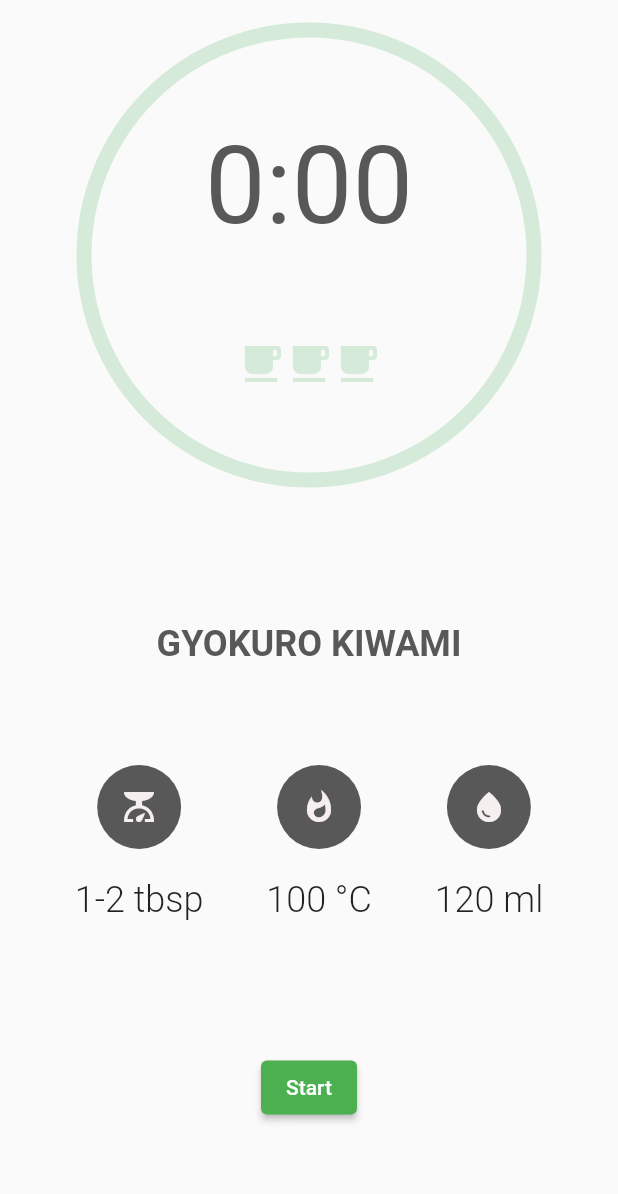
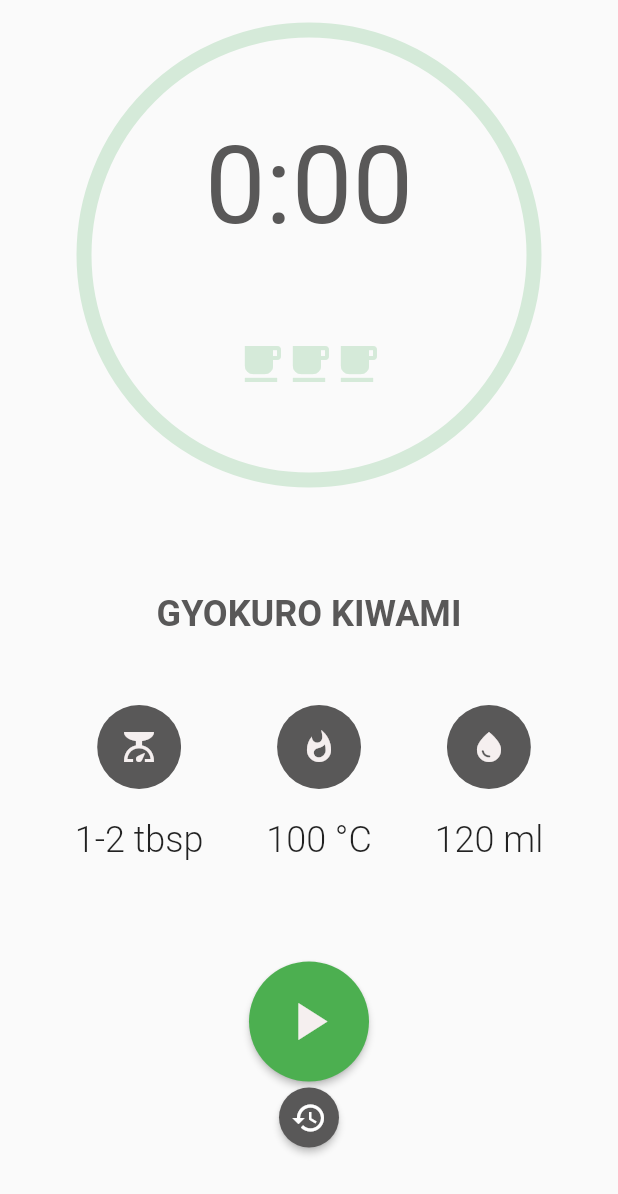
Before and after one commit to igorskh/tea_brew, a Flutter app: the DetailsPage screen opened directly with empty values, after a tap on "Brew", on a phone screen of 412 x 824 dp. Shown: the top 1194 px of the screen. Run offline on Flutter 3.47's test engine with Material 2 defaults, Android fonts, the phone set to English and light mode, and no system bars; our stand-ins replace bloc, flutter_bloc, flutter_svg, graphql; missing offline and left inert: gql; generated files the repository leaves out were written again; network calls fail.

Commit message:
implement timer animation

```diff
--- a/app/lib/core/timer/bloc/timer_event.dart
+++ b/app/lib/core/timer/bloc/timer_event.dart
@@ -20,6 +20,6 @@ class TimerReset extends TimerEvent {
 }
 
 class TimerTick extends TimerEvent {
-  final int progress;
-  const TimerTick({required this.progress});
+  final int remaining;
+  const TimerTick({required this.remaining});
 }
--- a/app/lib/core/timer/bloc/timer_state.dart
+++ b/app/lib/core/timer/bloc/timer_state.dart
@@ -2,24 +2,28 @@ part of 'timer_bloc.dart';
 
 class TimerState {
   final int duration;
-  final int progress;
+  final int remaining;
   final int lap;
 
-  const TimerState({required this.duration, this.progress = 0, this.lap = 0});
+  const TimerState({this.duration = 0, this.remaining = 0, this.lap = 0});
 }
 
 class TimerStopped extends TimerState {
-  TimerStopped({required super.duration, super.progress, super.lap});
+  TimerStopped({super.duration, super.remaining, super.lap});
 }
 
 class TimerStarted extends TimerState {
-  TimerStarted({required super.duration, super.progress, super.lap});
+  TimerStarted({super.duration, super.remaining, super.lap});
+}
+
+class TimerProgressed extends TimerState {
+  TimerProgressed({super.duration, super.remaining, super.lap});
 }
 
 class TimerPaused extends TimerState {
-  TimerPaused({required super.duration, super.progress, super.lap});
+  TimerPaused({super.duration, super.remaining, super.lap});
 }
 
 class TimerCompleted extends TimerState {
-  TimerCompleted({required super.duration, super.progress, super.lap});
+  TimerCompleted({super.duration, super.remaining, super.lap});
 }
--- a/app/lib/pages/timer/timer_circle_view.dart
+++ b/app/lib/pages/timer/timer_circle_view.dart
@@ -1,4 +1,7 @@
+import 'dart:async';
+
 import 'package:flutter/material.dart';
+import 'package:flutter_bloc/flutter_bloc.dart';
 import 'package:tea_brew/core/timer/bloc/timer_bloc.dart';
 import 'package:tea_brew/styles/colors.dart';
 import 'dart:math' as math;
@@ -6,13 +9,70 @@ import 'dart:math' as math;
 import 'custom_timer_painter.dart';
 import 'steep_count_row.dart';
 
-class TimerCircleView extends StatelessWidget {
+class TimerCircleView extends StatefulWidget {
   const TimerCircleView({Key? key, required this.timerState}) : super(key: key);
 
   final TimerState timerState;
 
-  String _timerString(int progress) {
-    Duration duration = Duration(seconds: progress);
+  @override
+  State<TimerCircleView> createState() => _TimerCircleViewState();
+}
+
+class _TimerCircleViewState extends State<TimerCircleView>
+    with SingleTickerProviderStateMixin {
+  late AnimationController _animationController;
+  late StreamSubscription<TimerState> _timerStateController;
+
+  @override
+  void initState() {
+    super.initState();
+
+    _animationController = AnimationController(
+      vsync: this,
+      duration: const Duration(milliseconds: 500),
+    );
+
+    TimerState state = BlocProvider.of<TimerBloc>(context).state;
+    setState(() {
+      Future.delayed(const Duration(milliseconds: 1), () {
+        if (state is TimerProgressed) {
+          _animationController.duration = Duration(seconds: state.duration);
+          _animationController.reverse(from: state.remaining / state.duration);
+        } else {
+          _animationController.animateTo(state.remaining / state.duration);
+        }
+      });
+    });
+
+    _animationController.value = 1.0;
+    _timerStateController =
+        BlocProvider.of<TimerBloc>(context).stream.listen((state) {
+      switch (state.runtimeType) {
+        case TimerStarted:
+          _animationController.duration = Duration(seconds: state.duration);
+          _animationController.reverse(from: state.remaining / state.duration);
+          return;
+        case TimerCompleted:
+          _animationController.animateTo(0.0);
+          return;
+        case TimerStopped:
+        case TimerPaused:
+          _animationController.stop();
+          return;
+      }
+    });
+    // _animationController.
+  }
+
+  @override
+  void dispose() {
+    _timerStateController.cancel();
+    _animationController.dispose();
+    super.dispose();
+  }
+
+  String _timerString(int remaining) {
+    Duration duration = Duration(seconds: remaining);
     return '${duration.inMinutes}:${(duration.inSeconds % 60).toString().padLeft(2, '0')}';
   }
 
@@ -27,13 +87,16 @@ class TimerCircleView extends StatelessWidget {
         Positioned(
           width: maxSize,
           height: maxSize,
-          child: CustomPaint(
-            painter: CustomTimerPainter(
-              progressValue: timerState.progress / timerState.duration,
-              backgroundColor: backgroundAccentColor,
-              color: themeData.indicatorColor,
-            ),
-          ),
+          child: AnimatedBuilder(
+              animation: _animationController,
+              builder: (context, child) {
+                return CustomPaint(
+                    painter: CustomTimerPainter(
+                  progressValue: _animationController.value,
+                  backgroundColor: backgroundAccentColor,
+                  color: themeData.indicatorColor,
+                ));
+              }),
         ),
         SizedBox(
           width: maxSize,
@@ -42,13 +105,13 @@ class TimerCircleView extends StatelessWidget {
             mainAxisAlignment: MainAxisAlignment.spaceEvenly,
             children: <Widget>[
               Text(
-                _timerString(timerState.progress),
+                _timerString(widget.timerState.remaining),
                 style: const TextStyle(
                   fontSize: 72.0,
                   color: textColor,
                 ),
               ),
-              SteepCountRow(total: 3, current: timerState.lap),
+              SteepCountRow(total: 3, current: widget.timerState.lap),
             ],
           ),
         ),
--- a/app/lib/pages/timer/timer_tea_information_view.dart
+++ b/app/lib/pages/timer/timer_tea_information_view.dart
@@ -15,7 +15,7 @@ class TimerTeaInformationView extends StatelessWidget {
   final TimerState timerState;
 
   void _toggleTimer(BuildContext context) {
-    if (timerState is TimerStarted) {
+    if (timerState is TimerProgressed || timerState is TimerStarted) {
       BlocProvider.of<TimerBloc>(context).add(
         const TimerPause(),
       );
@@ -24,6 +24,12 @@ class TimerTeaInformationView extends StatelessWidget {
         const TimerStart(duration: 30),
       );
     }
+  }
+
+  void _resetTimer(BuildContext context) {
+    BlocProvider.of<TimerBloc>(context).add(
+      const TimerReset(),
+    );
   }
 
   @override
@@ -49,9 +55,33 @@ class TimerTeaInformationView extends StatelessWidget {
               TeaInformationIcon(iconData: Icons.water_drop, text: "120 ml"),
             ],
           ),
-          ElevatedButton(
-            onPressed: () => _toggleTimer(context),
-            child: Text(timerState is TimerStarted ? "Pause" : "Start"),
+          Column(
+            mainAxisAlignment: MainAxisAlignment.center,
+            children: [
+              ElevatedButton(
+                style: ElevatedButton.styleFrom(
+                  fixedSize: const Size(80, 80),
+                  shape: const CircleBorder(),
+                ),
+                onPressed: () => _toggleTimer(context),
+                child: Icon(
+                  (timerState is TimerProgressed || timerState is TimerStarted)
+                      ? Icons.pause
+                      : Icons.play_arrow,
+                  color: backgroundColor,
+                  size: 42,
+                ),
+              ),
+              ElevatedButton(
+                style: ElevatedButton.styleFrom(
+                  primary: textColor,
+                  fixedSize: const Size(40, 40),
+                  shape: const CircleBorder(),
+                ),
+                onPressed: () => _resetTimer(context),
+                child: const Icon(Icons.restore),
+              ),
+            ],
           ),
         ],
       ),
```
Also changed, not shown: app/lib/core/timer/bloc/timer_bloc.dart (+13 -10 lines).
